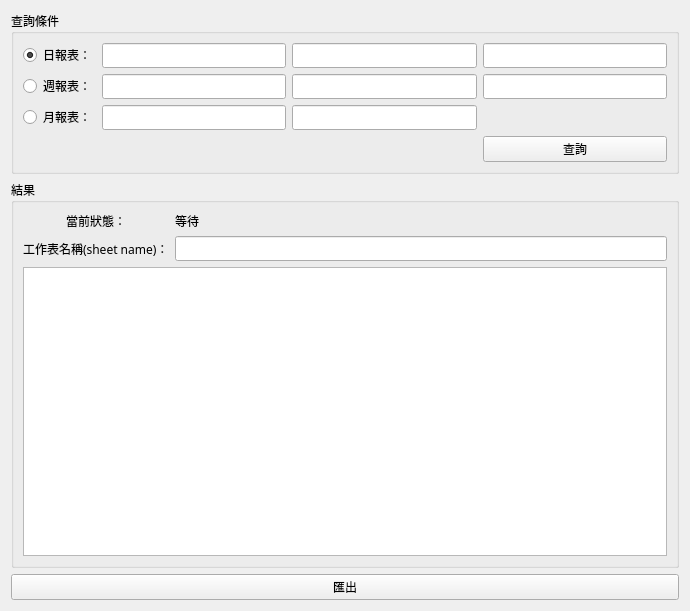
Above: ui/widget_amount_statistics.ui from YW0330/Stock_Searcher before the change. Below: the same form after it.
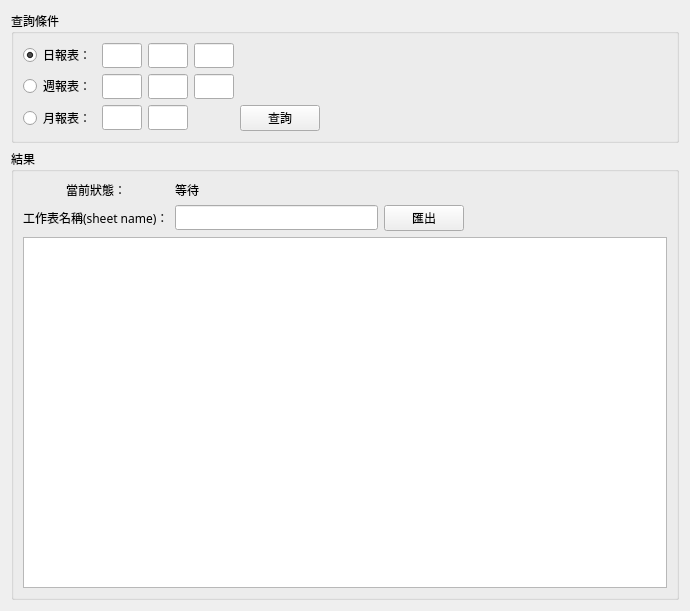
That is the form after the change.

Diff of the .ui file:
```diff
--- a/ui/widget_amount_statistics.ui
+++ b/ui/widget_amount_statistics.ui
@@ -29,26 +29,36 @@
        <layout class="QVBoxLayout" name="verticalLayout_3">
         <item>
          <layout class="QGridLayout" name="gridLayout">
-          <item row="0" column="1">
-           <widget class="QLineEdit" name="lineEdit_day_yy">
-            <property name="alignment">
-             <set>Qt::AlignRight|Qt::AlignTrailing|Qt::AlignVCenter</set>
-            </property>
-           </widget>
-          </item>
-          <item row="2" column="0">
-           <widget class="QRadioButton" name="radioButton_month">
-            <property name="text">
-             <string>月報表：</string>
-            </property>
-           </widget>
-          </item>
-          <item row="1" column="0">
-           <widget class="QRadioButton" name="radioButton_week">
-            <property name="text">
-             <string>週報表：</string>
-            </property>
-           </widget>
+          <item row="2" column="1">
+           <layout class="QHBoxLayout" name="horizontalLayout_4">
+            <item>
+             <widget class="QLineEdit" name="lineEdit_month_yy">
+              <property name="alignment">
+               <set>Qt::AlignRight|Qt::AlignTrailing|Qt::AlignVCenter</set>
+              </property>
+             </widget>
+            </item>
+            <item>
+             <widget class="QLineEdit" name="lineEdit_month_mm">
+              <property name="alignment">
+               <set>Qt::AlignRight|Qt::AlignTrailing|Qt::AlignVCenter</set>
+              </property>
+             </widget>
+            </item>
+            <item>
+             <spacer name="horizontalSpacer_2">
+              <property name="orientation">
+               <enum>Qt::Horizontal</enum>
+              </property>
+              <property name="sizeHint" stdset="0">
+               <size>
+                <width>150</width>
+                <height>20</height>
+               </size>
+              </property>
+             </spacer>
+            </item>
+           </layout>
           </item>
           <item row="0" column="0">
            <widget class="QRadioButton" name="radioButton_day">
@@ -63,61 +73,106 @@
             </property>
            </widget>
           </item>
-          <item row="0" column="3">
-           <widget class="QLineEdit" name="lineEdit_day_dd">
-            <property name="alignment">
-             <set>Qt::AlignRight|Qt::AlignTrailing|Qt::AlignVCenter</set>
-            </property>
-           </widget>
-          </item>
           <item row="0" column="2">
-           <widget class="QLineEdit" name="lineEdit_day_mm">
-            <property name="alignment">
-             <set>Qt::AlignRight|Qt::AlignTrailing|Qt::AlignVCenter</set>
+           <spacer name="horizontalSpacer">
+            <property name="orientation">
+             <enum>Qt::Horizontal</enum>
             </property>
-           </widget>
+            <property name="sizeHint" stdset="0">
+             <size>
+              <width>1000</width>
+              <height>20</height>
+             </size>
+            </property>
+           </spacer>
           </item>
-          <item row="3" column="3">
-           <widget class="QPushButton" name="pushButton_search">
+          <item row="1" column="0">
+           <widget class="QRadioButton" name="radioButton_week">
             <property name="text">
-             <string>查詢</string>
+             <string>週報表：</string>
             </property>
            </widget>
           </item>
           <item row="1" column="1">
-           <widget class="QLineEdit" name="lineEdit_week_yy">
-            <property name="alignment">
-             <set>Qt::AlignRight|Qt::AlignTrailing|Qt::AlignVCenter</set>
-            </property>
-           </widget>
+           <layout class="QHBoxLayout" name="horizontalLayout_3">
+            <item>
+             <widget class="QLineEdit" name="lineEdit_week_yy">
+              <property name="alignment">
+               <set>Qt::AlignRight|Qt::AlignTrailing|Qt::AlignVCenter</set>
+              </property>
+             </widget>
+            </item>
+            <item>
+             <widget class="QLineEdit" name="lineEdit_week_mm">
+              <property name="alignment">
+               <set>Qt::AlignRight|Qt::AlignTrailing|Qt::AlignVCenter</set>
+              </property>
+             </widget>
+            </item>
+            <item>
+             <widget class="QLineEdit" name="lineEdit_week_dd">
+              <property name="alignment">
+               <set>Qt::AlignRight|Qt::AlignTrailing|Qt::AlignVCenter</set>
+              </property>
+             </widget>
+            </item>
+           </layout>
           </item>
-          <item row="1" column="2">
-           <widget class="QLineEdit" name="lineEdit_week_mm">
-            <property name="alignment">
-             <set>Qt::AlignRight|Qt::AlignTrailing|Qt::AlignVCenter</set>
+          <item row="2" column="0">
+           <widget class="QRadioButton" name="radioButton_month">
+            <property name="text">
+             <string>月報表：</string>
             </property>
            </widget>
           </item>
-          <item row="2" column="1">
-           <widget class="QLineEdit" name="lineEdit_month_yy">
-            <property name="alignment">
-             <set>Qt::AlignRight|Qt::AlignTrailing|Qt::AlignVCenter</set>
-            </property>
-           </widget>
+          <item row="0" column="1">
+           <layout class="QHBoxLayout" name="horizontalLayout">
+            <item>
+             <widget class="QLineEdit" name="lineEdit_day_yy">
+              <property name="alignment">
+               <set>Qt::AlignRight|Qt::AlignTrailing|Qt::AlignVCenter</set>
+              </property>
+             </widget>
+            </item>
+            <item>
+             <widget class="QLineEdit" name="lineEdit_day_mm">
+              <property name="alignment">
+               <set>Qt::AlignRight|Qt::AlignTrailing|Qt::AlignVCenter</set>
+              </property>
+             </widget>
+            </item>
+            <item>
+             <widget class="QLineEdit" name="lineEdit_day_dd">
+              <property name="alignment">
+               <set>Qt::AlignRight|Qt::AlignTrailing|Qt::AlignVCenter</set>
+              </property>
+             </widget>
+            </item>
+           </layout>
           </item>
           <item row="2" column="2">
-           <widget class="QLineEdit" name="lineEdit_month_mm">
-            <property name="alignment">
-             <set>Qt::AlignRight|Qt::AlignTrailing|Qt::AlignVCenter</set>
-            </property>
-           </widget>
-          </item>
-          <item row="1" column="3">
-           <widget class="QLineEdit" name="lineEdit_week_dd">
-            <property name="alignment">
-             <set>Qt::AlignRight|Qt::AlignTrailing|Qt::AlignVCenter</set>
-            </property>
-           </widget>
+           <layout class="QHBoxLayout" name="horizontalLayout_6">
+            <item>
+             <widget class="QPushButton" name="pushButton_search">
+              <property name="text">
+               <string>查詢</string>
+              </property>
+             </widget>
+            </item>
+            <item>
+             <spacer name="horizontalSpacer_4">
+              <property name="orientation">
+               <enum>Qt::Horizontal</enum>
+              </property>
+              <property name="sizeHint" stdset="0">
+               <size>
+                <width>40</width>
+                <height>20</height>
+               </size>
+              </property>
+             </spacer>
+            </item>
+           </layout>
           </item>
          </layout>
         </item>
@@ -169,6 +224,26 @@
             </property>
            </widget>
           </item>
+          <item row="1" column="4">
+           <spacer name="horizontalSpacer_3">
+            <property name="orientation">
+             <enum>Qt::Horizontal</enum>
+            </property>
+            <property name="sizeHint" stdset="0">
+             <size>
+              <width>40</width>
+              <height>20</height>
+             </size>
+            </property>
+           </spacer>
+          </item>
+          <item row="1" column="3">
+           <widget class="QPushButton" name="pushButton_export">
+            <property name="text">
+             <string>匯出</string>
+            </property>
+           </widget>
+          </item>
          </layout>
         </item>
         <item>
@@ -177,13 +252,6 @@
        </layout>
       </widget>
      </item>
-     <item>
-      <widget class="QPushButton" name="pushButton_export">
-       <property name="text">
-        <string>匯出</string>
-       </property>
-      </widget>
-     </item>
     </layout>
    </item>
   </layout>
```
Left out of the diff: 14 changed lines with no effect on the pictures.
